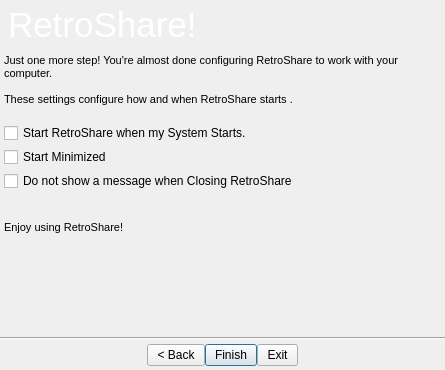
Qt form retroshare-gui/src/gui/QuickStartWizard.ui (RetroShare/RetroShare) before a commit.
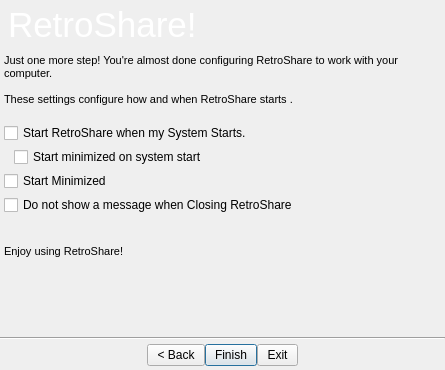
The same form after that commit. The open tabs and pages were chosen to show the change. Icons and pictures are not drawn.

Commit message: Set the OK button as default in the settings window. Added a new setting for Windows to start RetroShare minimized on system start. Fixed german language.

What changed in the file:
```diff
--- a/retroshare-gui/src/gui/QuickStartWizard.ui
+++ b/retroshare-gui/src/gui/QuickStartWizard.ui
@@ -863,14 +863,14 @@
           </item>
           <item row="3" column="0">
            <layout class="QGridLayout" name="gridLayout_19">
-            <item row="2" column="0">
+            <item row="5" column="0">
              <widget class="QCheckBox" name="checkBoxQuit">
               <property name="text">
                <string>Do not show a message when Closing RetroShare</string>
               </property>
              </widget>
             </item>
-            <item row="1" column="0">
+            <item row="4" column="0">
              <widget class="QCheckBox" name="checkBoxStartMinimized">
               <property name="text">
                <string>Start Minimized</string>
@@ -884,6 +884,33 @@
               </property>
              </widget>
             </item>
+            <item row="2" column="0">
+             <layout class="QHBoxLayout" name="horizontalLayout_4">
+              <item>
+               <spacer name="horizontalSpacer_7">
+                <property name="orientation">
+                 <enum>Qt::Horizontal</enum>
+                </property>
+                <property name="sizeType">
+                 <enum>QSizePolicy::Fixed</enum>
+                </property>
+                <property name="sizeHint" stdset="0">
+                 <size>
+                  <width>10</width>
+                  <height>20</height>
+                 </size>
+                </property>
+               </spacer>
+              </item>
+              <item>
+               <widget class="QCheckBox" name="chkRunRetroshareAtSystemStartupMinimized">
+                <property name="text">
+                 <string>Start minimized on system start</string>
+                </property>
+               </widget>
+              </item>
+             </layout>
+            </item>
            </layout>
           </item>
           <item row="10" column="0">
```
Left out of the diff: 2 changed lines with no effect on the pictures. The commit also changes 8 other files.
